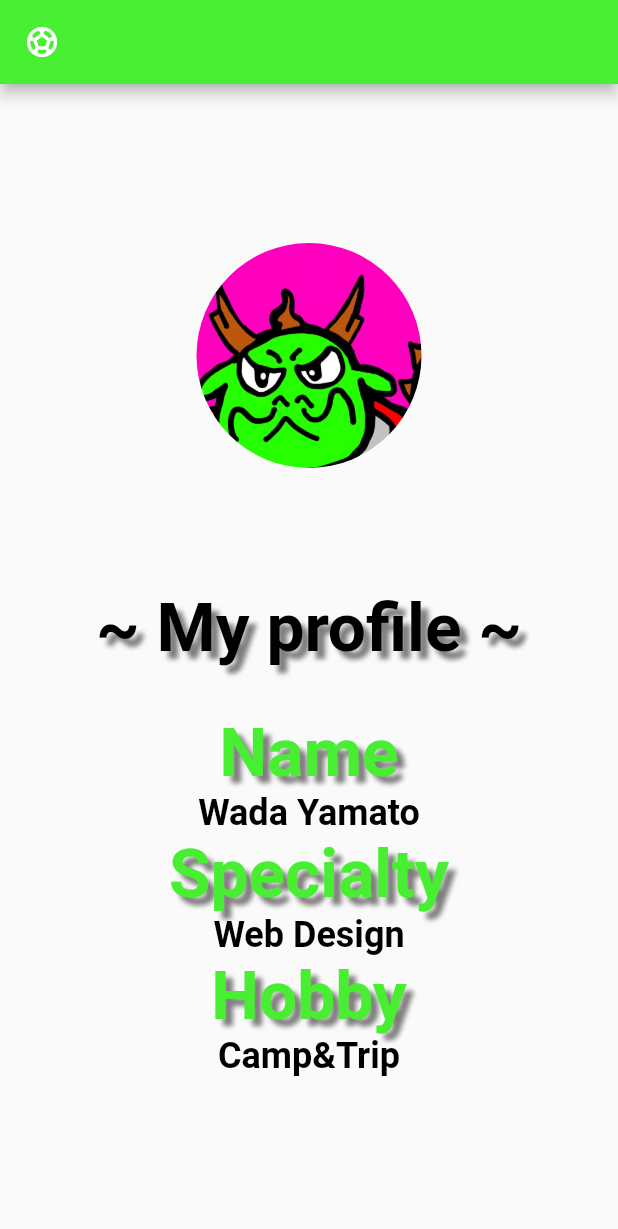
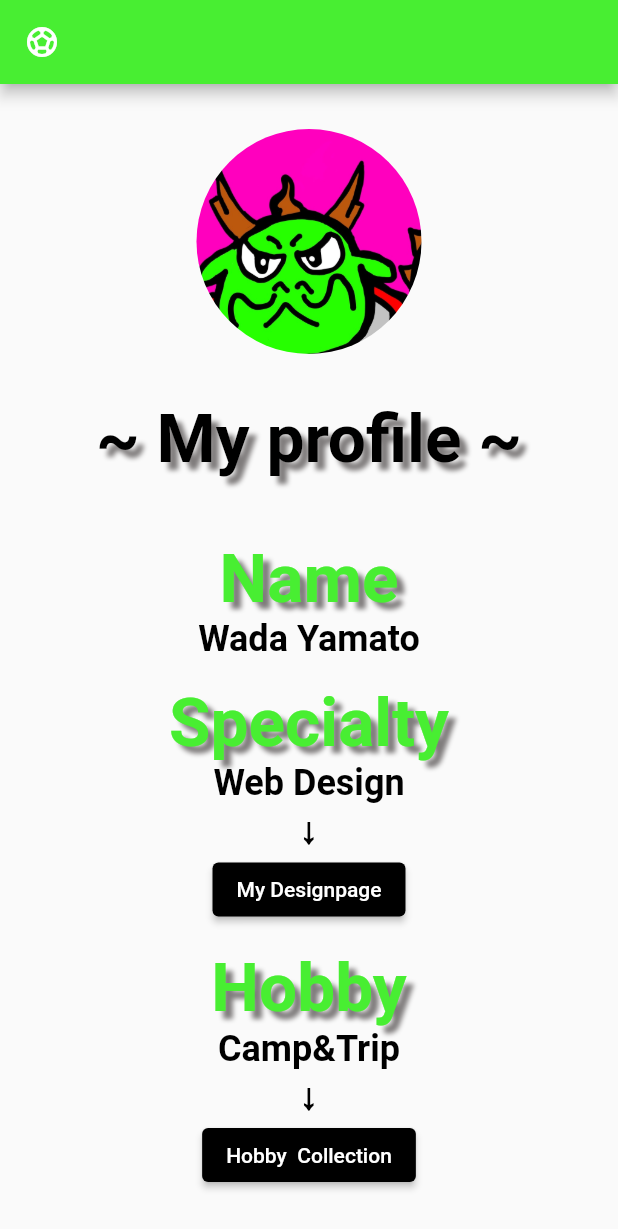
Before and after one commit to wadawada777/tomato_works, a Flutter app: the screen it shows after launch, on a phone screen of 412 x 824 dp. Shown: the top 1229 px of the screen. Run offline on Flutter 3.47's test engine with Material 2 defaults, Android fonts, the phone set to English and light mode, and no system bars.

Commit message:
ページ追加

```diff
--- a/lib/main.dart
+++ b/lib/main.dart
@@ -1,4 +1,6 @@
 import 'package:flutter/material.dart';
+import 'package:renkon_works/hobby_page.dart';
+import 'package:renkon_works/next_page.dart';
 
 void main() {
   runApp(const MyApp());
@@ -54,7 +56,7 @@ class _MyHomePageState extends State<MyHomePage> {
               ),
             ),
             SizedBox(
-              height: 80,
+              height: 30,
             ),
             const Text(
               '~ My profile ~',
@@ -72,7 +74,7 @@ class _MyHomePageState extends State<MyHomePage> {
               ),
             ),
             SizedBox(
-              height: 30,
+              height: 40,
             ),
             const Text(
               'Name',
@@ -96,6 +98,9 @@ class _MyHomePageState extends State<MyHomePage> {
                 fontSize: 24,
                 fontWeight: FontWeight.bold,
               ),
+            ),
+            SizedBox(
+              height: 15,
             ),
             const Text(
               'Specialty',
@@ -121,6 +126,28 @@ class _MyHomePageState extends State<MyHomePage> {
               ),
             ),
             const Text(
+              '↓',
+              style: TextStyle(
+                color: Color.fromARGB(255, 0, 0, 0),
+                fontSize: 24,
+                fontWeight: FontWeight.bold,
+              ),
+            ),
+            ElevatedButton(
+              onPressed: () {
+                Navigator.push(
+                  context,
+                  MaterialPageRoute(builder: (context) => NextPage()),
+                );
+              },
+              child: Text('My Designpage'),
+              style: ElevatedButton.styleFrom(
+                  backgroundColor: Color.fromARGB(255, 0, 0, 0)),
+            ),
+            SizedBox(
+              height: 15,
+            ),
+            const Text(
               'Hobby',
               style: TextStyle(
                 color: Color.fromARGB(255, 72, 238, 50),
@@ -143,6 +170,25 @@ class _MyHomePageState extends State<MyHomePage> {
                 fontWeight: FontWeight.bold,
               ),
             ),
+            const Text(
+              '↓',
+              style: TextStyle(
+                color: Color.fromARGB(255, 0, 0, 0),
+                fontSize: 24,
+                fontWeight: FontWeight.bold,
+              ),
+            ),
+            ElevatedButton(
+              onPressed: () {
+                Navigator.push(
+                  context,
+                  MaterialPageRoute(builder: (context) => HobbyPage()),
+                );
+              },
+              child: Text('Hobby  Collection'),
+              style: ElevatedButton.styleFrom(
+                  backgroundColor: Color.fromARGB(255, 0, 0, 0)),
+            ),
           ],
         ),
       ),
```
Also changed, not shown: lib/hobby_page.dart (added, +11 -0 lines), lib/next_page.dart (added, +12 -0 lines).
